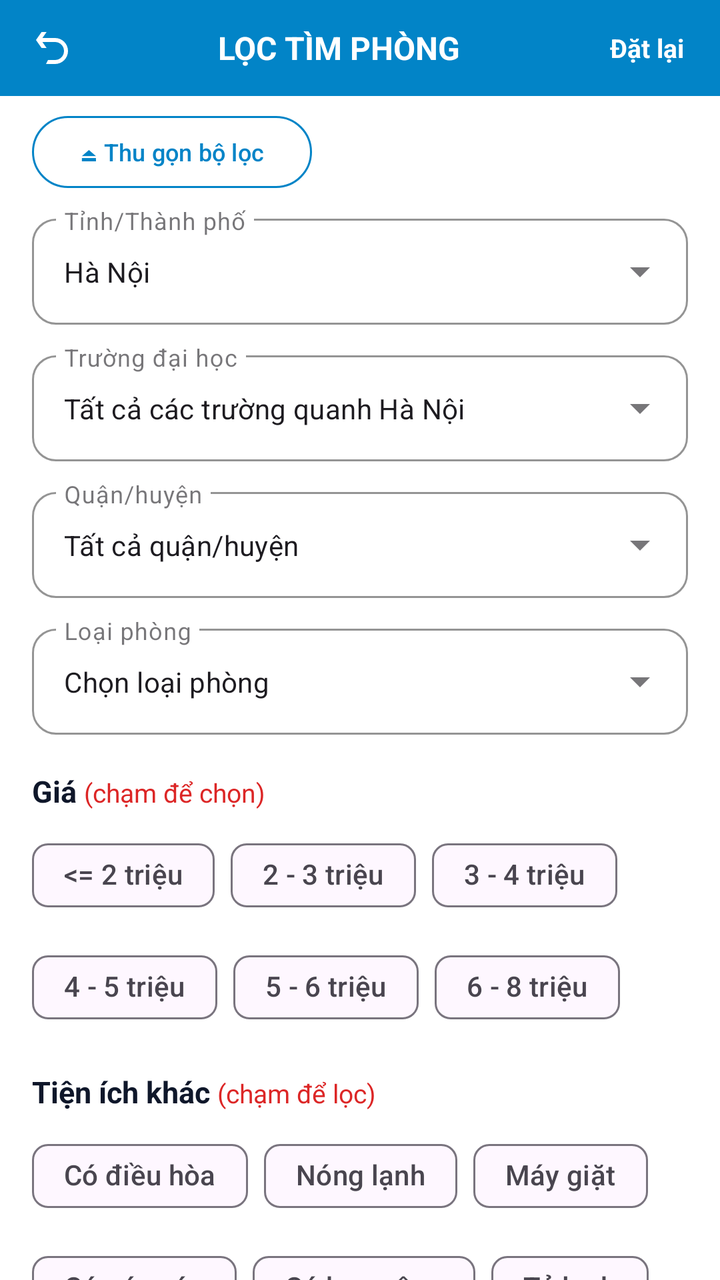
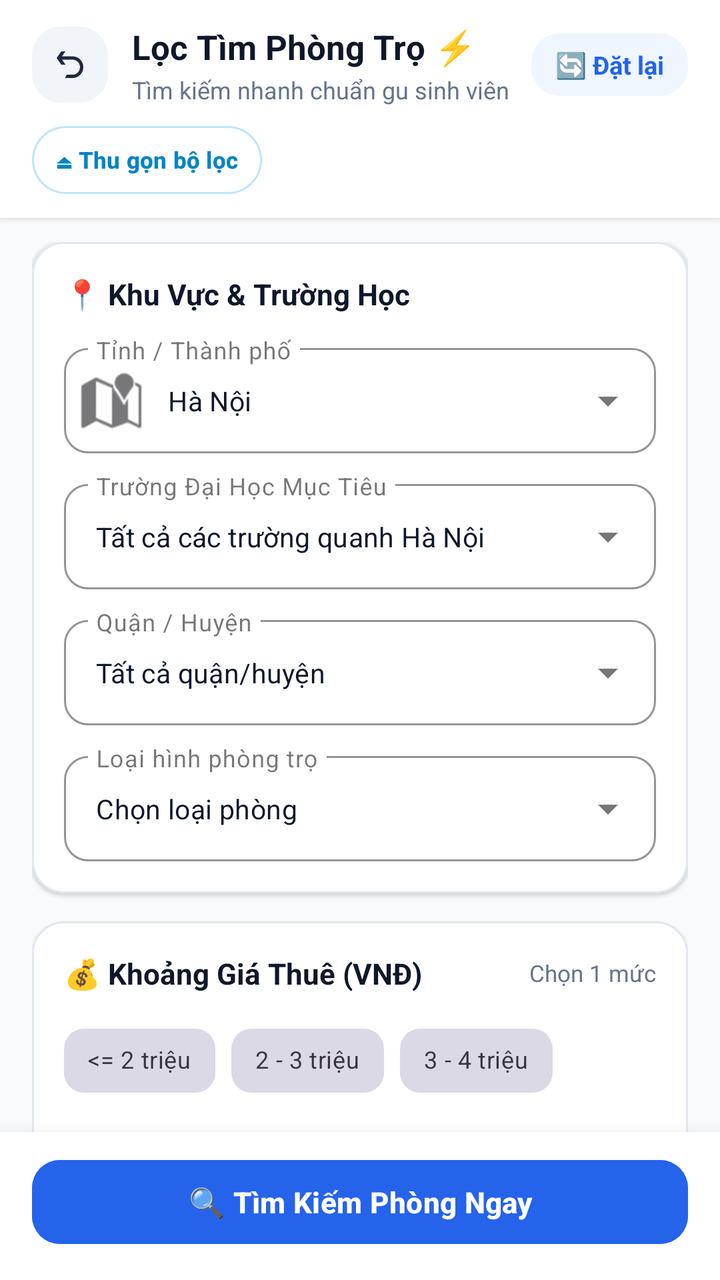

An Android layout rendered at two revisions. The XML below is the earlier revision; the diff shows what the commit changed to produce the second picture.
<!-- AndroidManifest.xml: application theme Theme.UniStay -->
<!-- res/layout/fragment_search.xml -->
<?xml version="1.0" encoding="utf-8"?>
<androidx.coordinatorlayout.widget.CoordinatorLayout
    xmlns:android="http://schemas.android.com/apk/res/android"
    xmlns:app="http://schemas.android.com/apk/res-auto"
    android:layout_width="match_parent"
    android:layout_height="match_parent"
    android:background="#FFFFFF">

    <LinearLayout
        android:layout_width="match_parent"
        android:layout_height="match_parent"
        android:orientation="vertical">

        
        <LinearLayout
            android:layout_width="match_parent"
            android:layout_height="48dp"
            android:background="#0284C7"
            android:gravity="center_vertical"
            android:orientation="horizontal"
            android:paddingHorizontal="14dp">

            
            <ImageView
                android:id="@+id/btnBack"
                android:layout_width="24dp"
                android:layout_height="24dp"
                android:background="?attr/selectableItemBackgroundBorderless"
                android:contentDescription="Back"
                android:src="@drawable/ic_back_custom"
                app:tint="#FFFFFF" />

            <TextView
                android:layout_width="0dp"
                android:layout_height="wrap_content"
                android:layout_weight="1"
                android:gravity="center"
                android:text="LỌC TÌM PHÒNG"
                android:textColor="#FFFFFF"
                android:textSize="16sp"
                android:textStyle="bold" />

            <TextView
                android:id="@+id/tvResetFilter"
                android:layout_width="wrap_content"
                android:layout_height="wrap_content"
                android:background="?attr/selectableItemBackgroundBorderless"
                android:padding="4dp"
                android:text="Đặt lại"
                android:textColor="#FFFFFF"
                android:textSize="13sp"
                android:textStyle="bold" />
        </LinearLayout>

        
        <LinearLayout
            android:layout_width="match_parent"
            android:layout_height="wrap_content"
            android:gravity="center_vertical"
            android:orientation="horizontal"
            android:paddingHorizontal="16dp"
            android:paddingVertical="10dp">

            <com.google.android.material.button.MaterialButton
                android:id="@+id/btnToggleFilter"
                style="@style/Widget.Material3.Button.OutlinedButton"
                android:layout_width="wrap_content"
                android:layout_height="36dp"
                android:insetTop="0dp"
                android:insetBottom="0dp"
                android:text="⏏ Thu gọn bộ lọc"
                android:textColor="#0284C7"
                android:textSize="12sp"
                app:cornerRadius="18dp"
                app:strokeColor="#0284C7" />

            <View
                android:layout_width="0dp"
                android:layout_height="1dp"
                android:layout_weight="1" />

            <TextView
                android:id="@+id/tvRoomCount"
                android:layout_width="wrap_content"
                android:layout_height="wrap_content"
                android:textColor="#475569"
                android:textSize="13sp" />
        </LinearLayout>

        
        <androidx.core.widget.NestedScrollView
            android:layout_width="match_parent"
            android:layout_height="0dp"
            android:layout_weight="1"
            android:fillViewport="true">

            <LinearLayout
                android:id="@+id/layoutFilterForm"
                android:layout_width="match_parent"
                android:layout_height="wrap_content"
                android:orientation="vertical"
                android:paddingHorizontal="16dp"
                android:paddingBottom="80dp">

                
                <com.google.android.material.textfield.TextInputLayout
                    style="@style/Widget.MaterialComponents.TextInputLayout.OutlinedBox.ExposedDropdownMenu"
                    android:layout_width="match_parent"
                    android:layout_height="wrap_content"
                    android:hint="Tỉnh/Thành phố"
                    app:boxCornerRadiusBottomEnd="12dp"
                    app:boxCornerRadiusBottomStart="12dp"
                    app:boxCornerRadiusTopEnd="12dp"
                    app:boxCornerRadiusTopStart="12dp"
                    app:boxStrokeColor="#38BDF8">

                    <AutoCompleteTextView
                        android:id="@+id/actvCity"
                        android:layout_width="match_parent"
                        android:layout_height="wrap_content"
                        android:inputType="none"
                        android:text="Hà Nội"
                        android:textSize="14sp" />
                </com.google.android.material.textfield.TextInputLayout>

                
                <com.google.android.material.textfield.TextInputLayout
                    style="@style/Widget.MaterialComponents.TextInputLayout.OutlinedBox.ExposedDropdownMenu"
                    android:layout_width="match_parent"
                    android:layout_height="wrap_content"
                    android:layout_marginTop="10dp"
                    android:hint="Trường đại học"
                    app:boxCornerRadiusBottomEnd="12dp"
                    app:boxCornerRadiusBottomStart="12dp"
                    app:boxCornerRadiusTopEnd="12dp"
                    app:boxCornerRadiusTopStart="12dp"
                    app:boxStrokeColor="#38BDF8">

                    <AutoCompleteTextView
                        android:id="@+id/actvUniversity"
                        android:layout_width="match_parent"
                        android:layout_height="wrap_content"
                        android:inputType="none"
                        android:text="Tất cả các trường quanh Hà Nội"
                        android:textSize="14sp" />
                </com.google.android.material.textfield.TextInputLayout>

                
                <com.google.android.material.textfield.TextInputLayout
                    style="@style/Widget.MaterialComponents.TextInputLayout.OutlinedBox.ExposedDropdownMenu"
                    android:layout_width="match_parent"
                    android:layout_height="wrap_content"
                    android:layout_marginTop="10dp"
                    android:hint="Quận/huyện"
                    app:boxCornerRadiusBottomEnd="12dp"
                    app:boxCornerRadiusBottomStart="12dp"
                    app:boxCornerRadiusTopEnd="12dp"
                    app:boxCornerRadiusTopStart="12dp"
                    app:boxStrokeColor="#38BDF8">

                    <AutoCompleteTextView
                        android:id="@+id/actvDistrict"
                        android:layout_width="match_parent"
                        android:layout_height="wrap_content"
                        android:inputType="none"
                        android:text="Tất cả quận/huyện"
                        android:textSize="14sp" />
                </com.google.android.material.textfield.TextInputLayout>

                
                <com.google.android.material.textfield.TextInputLayout
                    style="@style/Widget.MaterialComponents.TextInputLayout.OutlinedBox.ExposedDropdownMenu"
                    android:layout_width="match_parent"
                    android:layout_height="wrap_content"
                    android:layout_marginTop="10dp"
                    android:hint="Loại phòng"
                    app:boxCornerRadiusBottomEnd="12dp"
                    app:boxCornerRadiusBottomStart="12dp"
                    app:boxCornerRadiusTopEnd="12dp"
                    app:boxCornerRadiusTopStart="12dp"
                    app:boxStrokeColor="#38BDF8">

                    <AutoCompleteTextView
                        android:id="@+id/actvRoomType"
                        android:layout_width="match_parent"
                        android:layout_height="wrap_content"
                        android:inputType="none"
                        android:text="Chọn loại phòng"
                        android:textSize="14sp" />
                </com.google.android.material.textfield.TextInputLayout>

                
                <LinearLayout
                    android:layout_width="match_parent"
                    android:layout_height="wrap_content"
                    android:layout_marginTop="18dp"
                    android:orientation="horizontal">

                    <TextView
                        android:layout_width="wrap_content"
                        android:layout_height="wrap_content"
                        android:text="Giá "
                        android:textColor="#0F172A"
                        android:textSize="15sp"
                        android:textStyle="bold" />

                    <TextView
                        android:layout_width="wrap_content"
                        android:layout_height="wrap_content"
                        android:text="(chạm để chọn)"
                        android:textColor="#DC2626"
                        android:textSize="13sp" />
                </LinearLayout>

                <com.google.android.material.chip.ChipGroup
                    android:id="@+id/chipGroupPrice"
                    android:layout_width="match_parent"
                    android:layout_height="wrap_content"
                    android:layout_marginTop="8dp"
                    app:singleSelection="true">

                    <com.google.android.material.chip.Chip
                        android:id="@+id/chipPriceUnder2"
                        style="@style/Widget.Material3.Chip.Filter"
                        android:layout_width="wrap_content"
                        android:layout_height="wrap_content"
                        android:checkable="true"
                        android:text="&lt;= 2 triệu" />

                    <com.google.android.material.chip.Chip
                        android:id="@+id/chipPrice2to3"
                        style="@style/Widget.Material3.Chip.Filter"
                        android:layout_width="wrap_content"
                        android:layout_height="wrap_content"
                        android:checkable="true"
                        android:text="2 - 3 triệu" />

                    <com.google.android.material.chip.Chip
                        android:id="@+id/chipPrice3to4"
                        style="@style/Widget.Material3.Chip.Filter"
                        android:layout_width="wrap_content"
                        android:layout_height="wrap_content"
                        android:checkable="true"
                        android:text="3 - 4 triệu" />

                    <com.google.android.material.chip.Chip
                        android:id="@+id/chipPrice4to5"
                        style="@style/Widget.Material3.Chip.Filter"
                        android:layout_width="wrap_content"
                        android:layout_height="wrap_content"
                        android:checkable="true"
                        android:text="4 - 5 triệu" />

                    <com.google.android.material.chip.Chip
                        android:id="@+id/chipPrice5to6"
                        style="@style/Widget.Material3.Chip.Filter"
                        android:layout_width="wrap_content"
                        android:layout_height="wrap_content"
                        android:checkable="true"
                        android:text="5 - 6 triệu" />

                    <com.google.android.material.chip.Chip
                        android:id="@+id/chipPrice6to8"
                        style="@style/Widget.Material3.Chip.Filter"
                        android:layout_width="wrap_content"
                        android:layout_height="wrap_content"
                        android:checkable="true"
                        android:text="6 - 8 triệu" />
                </com.google.android.material.chip.ChipGroup>

                
                <LinearLayout
                    android:layout_width="match_parent"
                    android:layout_height="wrap_content"
                    android:layout_marginTop="18dp"
                    android:orientation="horizontal">

                    <TextView
                        android:layout_width="wrap_content"
                        android:layout_height="wrap_content"
                        android:text="Tiện ích khác "
                        android:textColor="#0F172A"
                        android:textSize="15sp"
                        android:textStyle="bold" />

                    <TextView
                        android:layout_width="wrap_content"
                        android:layout_height="wrap_content"
                        android:text="(chạm để lọc)"
                        android:textColor="#DC2626"
                        android:textSize="13sp" />
                </LinearLayout>

                <com.google.android.material.chip.ChipGroup
                    android:id="@+id/chipGroupAmenities"
                    android:layout_width="match_parent"
                    android:layout_height="wrap_content"
                    android:layout_marginTop="8dp"
                    app:singleSelection="false">

                    
                    <com.google.android.material.chip.Chip
                        android:id="@+id/chipAc"
                        style="@style/Widget.Material3.Chip.Filter"
                        android:layout_width="wrap_content"
                        android:layout_height="wrap_content"
                        android:checkable="true"
                        android:text="Có điều hòa" />

                    <com.google.android.material.chip.Chip
                        android:id="@+id/chipHotWater"
                        style="@style/Widget.Material3.Chip.Filter"
                        android:layout_width="wrap_content"
                        android:layout_height="wrap_content"
                        android:checkable="true"
                        android:text="Nóng lạnh" />

                    <com.google.android.material.chip.Chip
                        android:id="@+id/chipWashing"
                        style="@style/Widget.Material3.Chip.Filter"
                        android:layout_width="wrap_content"
                        android:layout_height="wrap_content"
                        android:checkable="true"
                        android:text="Máy giặt" />

                    <com.google.android.material.chip.Chip
                        android:id="@+id/chipMezzanine"
                        style="@style/Widget.Material3.Chip.Filter"
                        android:layout_width="wrap_content"
                        android:layout_height="wrap_content"
                        android:checkable="true"
                        android:text="Có gác xép" />

                    <com.google.android.material.chip.Chip
                        android:id="@+id/chipBalcony"
                        style="@style/Widget.Material3.Chip.Filter"
                        android:layout_width="wrap_content"
                        android:layout_height="wrap_content"
                        android:checkable="true"
                        android:text="Có ban công" />

                    <com.google.android.material.chip.Chip
                        android:id="@+id/chipFridge"
                        style="@style/Widget.Material3.Chip.Filter"
                        android:layout_width="wrap_content"
                        android:layout_height="wrap_content"
                        android:checkable="true"
                        android:text="Tủ lạnh" />

                    <com.google.android.material.chip.Chip
                        android:id="@+id/chipElevator"
                        style="@style/Widget.Material3.Chip.Filter"
                        android:layout_width="wrap_content"
                        android:layout_height="wrap_content"
                        android:checkable="true"
                        android:text="Thang máy" />

                    
                    <com.google.android.material.chip.Chip
                        android:id="@+id/chipFreeHours"
                        style="@style/Widget.Material3.Chip.Filter"
                        android:layout_width="wrap_content"
                        android:layout_height="wrap_content"
                        android:checkable="true"
                        android:text="Giờ tự do" />

                    <com.google.android.material.chip.Chip
                        android:id="@+id/chipNoOwner"
                        style="@style/Widget.Material3.Chip.Filter"
                        android:layout_width="wrap_content"
                        android:layout_height="wrap_content"
                        android:checkable="true"
                        android:text="Không chung chủ" />

                    <com.google.android.material.chip.Chip
                        android:id="@+id/chipSecurity"
                        style="@style/Widget.Material3.Chip.Filter"
                        android:layout_width="wrap_content"
                        android:layout_height="wrap_content"
                        android:checkable="true"
                        android:text="Bảo vệ 24/7" />

                    <com.google.android.material.chip.Chip
                        android:id="@+id/chipParking"
                        style="@style/Widget.Material3.Chip.Filter"
                        android:layout_width="wrap_content"
                        android:layout_height="wrap_content"
                        android:checkable="true"
                        android:text="Chỗ để xe" />

                    <com.google.android.material.chip.Chip
                        android:id="@+id/chipEvCharging"
                        style="@style/Widget.Material3.Chip.Filter"
                        android:layout_width="wrap_content"
                        android:layout_height="wrap_content"
                        android:checkable="true"
                        android:text="Nhận xe điện" />

                    <com.google.android.material.chip.Chip
                        android:id="@+id/chipPet"
                        style="@style/Widget.Material3.Chip.Filter"
                        android:layout_width="wrap_content"
                        android:layout_height="wrap_content"
                        android:checkable="true"
                        android:text="Nuôi thú cưng" />
                </com.google.android.material.chip.ChipGroup>

                
                <com.google.android.material.button.MaterialButton
                    android:id="@+id/btnApply"
                    android:layout_width="match_parent"
                    android:layout_height="48dp"
                    android:layout_marginTop="20dp"
                    android:backgroundTint="#0284C7"
                    android:text="Áp dụng tìm kiếm"
                    android:textColor="#FFFFFF"
                    android:textSize="15sp"
                    android:textStyle="bold"
                    app:cornerRadius="24dp" />

            </LinearLayout>
        </androidx.core.widget.NestedScrollView>
    </LinearLayout>
</androidx.coordinatorlayout.widget.CoordinatorLayout>
<!-- resources referenced by this layout -->
<resources>
  <!-- drawable ic_back_custom (drawable) -->
  <vector xmlns:android="http://schemas.android.com/apk/res/android"
      android:width="24dp"
      android:height="24dp"
      android:viewportWidth="24"
      android:viewportHeight="24"
      android:tint="?attr/colorControlNormal">
      <path
          android:fillColor="@android:color/white"
          android:pathData="M4.4 7.4L6.8 4h2.5L7.2 7h6.3a6.5 6.5 0 0 1 0 13H9l1-2h3.5a4.5 4.5 0 1 0 0-9H7.2l2.1 3H6.8L4.4 8.6L4 8z" />
  </vector>
  <style name="Theme.UniStay" parent="Base.Theme.UniStay" />
  <style name="Base.Theme.UniStay" parent="Theme.Material3.Light.NoActionBar">
          
          <item name="colorPrimary">@color/primaryColor</item>
          <item name="colorPrimaryVariant">@color/primaryDarkColor</item>
          <item name="colorOnPrimary">@color/white</item>
          <item name="colorSecondary">@color/colorAccent</item>
          <item name="colorSecondaryVariant">@color/primaryColor</item>
          <item name="colorOnSecondary">@color/white</item>
          
          <item name="android:statusBarColor">@color/primaryDarkColor</item>
      </style>
  <color name="primaryColor">#2563EB</color>
  <color name="primaryDarkColor">#1E40AF</color>
  <color name="white">#FFFFFF</color>
  <color name="colorAccent">#3B82F6</color>
</resources>

<!-- the commit's change to res/layout/fragment_search.xml (unified diff, before → after) -->
@@ -4,7 +4,7 @@
     xmlns:app="http://schemas.android.com/apk/res-auto"
     android:layout_width="match_parent"
     android:layout_height="match_parent"
-    android:background="#FFFFFF">
+    android:background="#F8FAFC">
 
     <LinearLayout
         android:layout_width="match_parent"
@@ -14,411 +14,572 @@
         
         <LinearLayout
             android:layout_width="match_parent"
-            android:layout_height="48dp"
-            android:background="#0284C7"
-            android:gravity="center_vertical"
-            android:orientation="horizontal"
-            android:paddingHorizontal="14dp">
-
-            
-            <ImageView
-                android:id="@+id/btnBack"
-                android:layout_width="24dp"
-                android:layout_height="24dp"
-                android:background="?attr/selectableItemBackgroundBorderless"
-                android:contentDescription="Back"
-                android:src="@drawable/ic_back_custom"
-                app:tint="#FFFFFF" />
-
-            <TextView
-                android:layout_width="0dp"
-                android:layout_height="wrap_content"
-                android:layout_weight="1"
-                android:gravity="center"
-                android:text="LỌC TÌM PHÒNG"
-                android:textColor="#FFFFFF"
-                android:textSize="16sp"
-                android:textStyle="bold" />
-
-            <TextView
-                android:id="@+id/tvResetFilter"
-                android:layout_width="wrap_content"
-                android:layout_height="wrap_content"
-                android:background="?attr/selectableItemBackgroundBorderless"
-                android:padding="4dp"
-                android:text="Đặt lại"
-                android:textColor="#FFFFFF"
-                android:textSize="13sp"
-                android:textStyle="bold" />
-        </LinearLayout>
-
-        
-        <LinearLayout
-            android:layout_width="match_parent"
             android:layout_height="wrap_content"
-            android:gravity="center_vertical"
-            android:orientation="horizontal"
+            android:background="#FFFFFF"
+            android:elevation="2dp"
+            android:orientation="vertical"
             android:paddingHorizontal="16dp"
-            android:paddingVertical="10dp">
-
-            <com.google.android.material.button.MaterialButton
-                android:id="@+id/btnToggleFilter"
-                style="@style/Widget.Material3.Button.OutlinedButton"
-                android:layout_width="wrap_content"
-                android:layout_height="36dp"
-                android:insetTop="0dp"
-                android:insetBottom="0dp"
-                android:text="⏏ Thu gọn bộ lọc"
-                android:textColor="#0284C7"
-                android:textSize="12sp"
-                app:cornerRadius="18dp"
-                app:strokeColor="#0284C7" />
-
-            <View
-                android:layout_width="0dp"
-                android:layout_height="1dp"
-                android:layout_weight="1" />
-
-            <TextView
-                android:id="@+id/tvRoomCount"
-                android:layout_width="wrap_content"
-                android:layout_height="wrap_content"
-                android:textColor="#475569"
-                android:textSize="13sp" />
-        </LinearLayout>
-
-        
-        <androidx.core.widget.NestedScrollView
-            android:layout_width="match_parent"
-            android:layout_height="0dp"
-            android:layout_weight="1"
-            android:fillViewport="true">
+            android:paddingTop="12dp"
+            android:paddingBottom="12dp">
 
             <LinearLayout
-                android:id="@+id/layoutFilterForm"
                 android:layout_width="match_parent"
                 android:layout_height="wrap_content"
-                android:orientation="vertical"
-                android:paddingHorizontal="16dp"
-                android:paddingBottom="80dp">
-
-                
-                <com.google.android.material.textfield.TextInputLayout
-                    style="@style/Widget.MaterialComponents.TextInputLayout.OutlinedBox.ExposedDropdownMenu"
-                    android:layout_width="match_parent"
+                android:gravity="center_vertical"
+                android:orientation="horizontal">
+
+                <ImageView
+                    android:id="@+id/btnBack"
+                    android:layout_width="38dp"
+                    android:layout_height="38dp"
+                    android:background="@drawable/bg_search_bar"
+                    android:backgroundTint="#F1F5F9"
+                    android:contentDescription="Back"
+                    android:padding="9dp"
+                    android:src="@drawable/ic_back_custom"
+                    app:tint="#1E293B" />
+
+                <LinearLayout
+                    android:layout_width="0dp"
                     android:layout_height="wrap_content"
-                    android:hint="Tỉnh/Thành phố"
-                    app:boxCornerRadiusBottomEnd="12dp"
-                    app:boxCornerRadiusBottomStart="12dp"
-                    app:boxCornerRadiusTopEnd="12dp"
-                    app:boxCornerRadiusTopStart="12dp"
-                    app:boxStrokeColor="#38BDF8">
-
-                    <AutoCompleteTextView
-                        android:id="@+id/actvCity"
-                        android:layout_width="match_parent"
-                        android:layout_height="wrap_content"
-                        android:inputType="none"
-                        android:text="Hà Nội"
-                        android:textSize="14sp" />
-                </com.google.android.material.textfield.TextInputLayout>
-
-                
-                <com.google.android.material.textfield.TextInputLayout
-                    style="@style/Widget.MaterialComponents.TextInputLayout.OutlinedBox.ExposedDropdownMenu"
-                    android:layout_width="match_parent"
-                    android:layout_height="wrap_content"
-                    android:layout_marginTop="10dp"
-                    android:hint="Trường đại học"
-                    app:boxCornerRadiusBottomEnd="12dp"
-                    app:boxCornerRadiusBottomStart="12dp"
-                    app:boxCornerRadiusTopEnd="12dp"
-                    app:boxCornerRadiusTopStart="12dp"
-                    app:boxStrokeColor="#38BDF8">
-
-                    <AutoCompleteTextView
-                        android:id="@+id/actvUniversity"
-                        android:layout_width="match_parent"
-                        android:layout_height="wrap_content"
-                        android:inputType="none"
-                        android:text="Tất cả các trường quanh Hà Nội"
-                        android:textSize="14sp" />
-                </com.google.android.material.textfield.TextInputLayout>
-
-                
-                <com.google.android.material.textfield.TextInputLayout
-                    style="@style/Widget.MaterialComponents.TextInputLayout.OutlinedBox.ExposedDropdownMenu"
-                    android:layout_width="match_parent"
-                    android:layout_height="wrap_content"
-                    android:layout_marginTop="10dp"
-                    android:hint="Quận/huyện"
-                    app:boxCornerRadiusBottomEnd="12dp"
-                    app:boxCornerRadiusBottomStart="12dp"
-                    app:boxCornerRadiusTopEnd="12dp"
-                    app:boxCornerRadiusTopStart="12dp"
-                    app:boxStrokeColor="#38BDF8">
-
-                    <AutoCompleteTextView
-                        android:id="@+id/actvDistrict"
-                        android:layout_width="match_parent"
-                        android:layout_height="wrap_content"
-                        android:inputType="none"
-                        android:text="Tất cả quận/huyện"
-                        android:textSize="14sp" />
-                </com.google.android.material.textfield.TextInputLayout>
-
-                
-                <com.google.android.material.textfield.TextInputLayout
-                    style="@style/Widget.MaterialComponents.TextInputLayout.OutlinedBox.ExposedDropdownMenu"
-                    android:layout_width="match_parent"
-                    android:layout_height="wrap_content"
-                    android:layout_marginTop="10dp"
-                    android:hint="Loại phòng"
-                    app:boxCornerRadiusBottomEnd="12dp"
-                    app:boxCornerRadiusBottomStart="12dp"
-                    app:boxCornerRadiusTopEnd="12dp"
-                    app:boxCornerRadiusTopStart="12dp"
-                    app:boxStrokeColor="#38BDF8">
-
-                    <AutoCompleteTextView
-                        android:id="@+id/actvRoomType"
-                        android:layout_width="match_parent"
-                        android:layout_height="wrap_content"
-                        android:inputType="none"
-                        android:text="Chọn loại phòng"
-                        android:textSize="14sp" />
-                </com.google.android.material.textfield.TextInputLayout>
-
-                
-                <LinearLayout
-                    android:layout_width="match_parent"
-                    android:layout_height="wrap_content"
-                    android:layout_marginTop="18dp"
-                    android:orientation="horizontal">
+                    android:layout_marginStart="12dp"
+                    android:layout_weight="1"
+                    android:orientation="vertical">
 
                     <TextView
                         android:layout_width="wrap_content"
                         android:layout_height="wrap_content"
-                        android:text="Giá "
+                        android:text="Lọc Tìm Phòng Trọ ⚡"
                         android:textColor="#0F172A"
-                        android:textSize="15sp"
+                        android:textSize="17sp"
                         android:textStyle="bold" />
 
                     <TextView
                         android:layout_width="wrap_content"
                         android:layout_height="wrap_content"
-                        android:text="(chạm để chọn)"
-                        android:textColor="#DC2626"
-                        android:textSize="13sp" />
+                        android:layout_marginTop="2dp"
+                        android:text="Tìm kiếm nhanh chuẩn gu sinh viên"
+                        android:textColor="#64748B"
+                        android:textSize="12sp" />
                 </LinearLayout>
 
-                <com.google.android.material.chip.ChipGroup
-                    android:id="@+id/chipGroupPrice"
+                
+                <TextView
+                    android:id="@+id/tvResetFilter"
+                    android:layout_width="wrap_content"
+                    android:layout_height="wrap_content"
+                    android:background="@drawable/bg_search_bar"
+                    android:backgroundTint="#EFF6FF"
+                    android:clickable="true"
+                    android:focusable="true"
+                    android:paddingHorizontal="12dp"
+                    android:paddingVertical="7dp"
+                    android:text="🔄 Đặt lại"
+                    android:textColor="#2563EB"
+                    android:textSize="12.5sp"
+                    android:textStyle="bold" />
+            </LinearLayout>
+
+            
+            <LinearLayout
+                android:layout_width="match_parent"
+                android:layout_height="wrap_content"
+                android:layout_marginTop="10dp"
+                android:gravity="center_vertical"
+                android:orientation="horizontal">
+
+                <com.google.android.material.button.MaterialButton
+                    android:id="@+id/btnToggleFilter"
+                    style="@style/Widget.Material3.Button.OutlinedButton"
+                    android:layout_width="wrap_content"
+                    android:layout_height="34dp"
+                    android:insetTop="0dp"
+                    android:insetBottom="0dp"
+                    android:paddingHorizontal="12dp"
+                    android:text="⏏ Thu gọn bộ lọc"
+                    android:textColor="#0284C7"
+                    android:textSize="11.5sp"
+                    android:textStyle="bold"
+                    app:cornerRadius="17dp"
+                    app:strokeColor="#BAE6FD" />
+
+                <View
+                    android:layout_width="0dp"
+                    android:layout_height="1dp"
+                    android:layout_weight="1" />
+
+                <TextView
+                    android:id="@+id/tvRoomCount"
+                    android:layout_width="wrap_content"
+                    android:layout_height="wrap_content"
+                    android:textColor="#64748B"
+                    android:textSize="12.5sp" />
+            </LinearLayout>
+        </LinearLayout>
+
+        
+        <FrameLayout
+            android:layout_width="match_parent"
+            android:layout_height="0dp"
+            android:layout_weight="1">
+
+            <androidx.core.widget.NestedScrollView
+                android:layout_width="match_parent"
+                android:layout_height="match_parent"
+                android:fillViewport="true">
+
+                <LinearLayout
+                    android:id="@+id/layoutFilterForm"
                     android:layout_width="match_parent"
                     android:layout_height="wrap_content"
-                    android:layout_marginTop="8dp"
-                    app:singleSelection="true">
-
-                    <com.google.android.material.chip.Chip
-                        android:id="@+id/chipPriceUnder2"
-                        style="@style/Widget.Material3.Chip.Filter"
-                        android:layout_width="wrap_content"
+                    android:orientation="vertical"
+                    android:paddingHorizontal="16dp"
+                    android:paddingTop="12dp"
+                    android:paddingBottom="90dp">
+
+                    
+                    <com.google.android.material.card.MaterialCardView
+                        android:layout_width="match_parent"
                         android:layout_height="wrap_content"
-                        android:checkable="true"
-                        android:text="&lt;= 2 triệu" />
-
-                    <com.google.android.material.chip.Chip
-                        android:id="@+id/chipPrice2to3"
-                        style="@style/Widget.Material3.Chip.Filter"
-                        android:layout_width="wrap_content"
+                        app:cardBackgroundColor="#FFFFFF"
+                        app:cardCornerRadius="16dp"
+                        app:cardElevation="1dp"
+                        app:strokeColor="#E2E8F0"
+                        app:strokeWidth="1dp">
+
+                        <LinearLayout
+                            android:layout_width="match_parent"
+                            android:layout_height="wrap_content"
+                            android:orientation="vertical"
+                            android:padding="16dp">
+
+                            <LinearLayout
+                                android:layout_width="match_parent"
+                                android:layout_height="wrap_content"
+                                android:gravity="center_vertical"
+                                android:orientation="horizontal">
+
+                                <TextView
+                                    android:layout_width="wrap_content"
+                                    android:layout_height="wrap_content"
+                                    android:text="📍 Khu Vực &amp; Trường Học"
+                                    android:textColor="#0F172A"
+                                    android:textSize="14.5sp"
+                                    android:textStyle="bold" />
+                            </LinearLayout>
+
+                            
+                            <com.google.android.material.textfield.TextInputLayout
+                                style="@style/Widget.MaterialComponents.TextInputLayout.OutlinedBox.ExposedDropdownMenu"
+                                android:layout_width="match_parent"
+                                android:layout_height="wrap_content"
+                                android:layout_marginTop="12dp"
+                                android:hint="Tỉnh / Thành phố"
+                                app:boxCornerRadiusBottomEnd="12dp"
+                                app:boxCornerRadiusBottomStart="12dp"
+                                app:boxCornerRadiusTopEnd="12dp"
+                                app:boxCornerRadiusTopStart="12dp"
+                                app:boxStrokeColor="#2563EB"
+                                app:startIconDrawable="@android:drawable/ic_dialog_map">
+
+                                <AutoCompleteTextView
+                                    android:id="@+id/actvCity"
+                                    android:layout_width="match_parent"
+                                    android:layout_height="wrap_content"
+                                    android:inputType="none"
+                                    android:text="Hà Nội"
+                                    android:textColor="#0F172A"
+                                    android:textSize="13.5sp" />
+                            </com.google.android.material.textfield.TextInputLayout>
+
+                            
+                            <com.google.android.material.textfield.TextInputLayout
+                                style="@style/Widget.MaterialComponents.TextInputLayout.OutlinedBox.ExposedDropdownMenu"
+                                android:layout_width="match_parent"
+                                android:layout_height="wrap_content"
+                                android:layout_marginTop="10dp"
+                                android:hint="Trường Đại Học Mục Tiêu"
+                                app:boxCornerRadiusBottomEnd="12dp"
+                                app:boxCornerRadiusBottomStart="12dp"
+                                app:boxCornerRadiusTopEnd="12dp"
+                                app:boxCornerRadiusTopStart="12dp"
+                                app:boxStrokeColor="#2563EB">
+
+                                <AutoCompleteTextView
+                                    android:id="@+id/actvUniversity"
+                                    android:layout_width="match_parent"
+                                    android:layout_height="wrap_content"
+                                    android:inputType="none"
+                                    android:text="Tất cả các trường quanh Hà Nội"
+                                    android:textColor="#0F172A"
+                                    android:textSize="13.5sp" />
+                            </com.google.android.material.textfield.TextInputLayout>
+
+                            
+                            <com.google.android.material.textfield.TextInputLayout
+                                style="@style/Widget.MaterialComponents.TextInputLayout.OutlinedBox.ExposedDropdownMenu"
+                                android:layout_width="match_parent"
+                                android:layout_height="wrap_content"
+                                android:layout_marginTop="10dp"
+                                android:hint="Quận / Huyện"
+                                app:boxCornerRadiusBottomEnd="12dp"
+                                app:boxCornerRadiusBottomStart="12dp"
+                                app:boxCornerRadiusTopEnd="12dp"
+                                app:boxCornerRadiusTopStart="12dp"
+                                app:boxStrokeColor="#2563EB">
+
+                                <AutoCompleteTextView
+                                    android:id="@+id/actvDistrict"
+                                    android:layout_width="match_parent"
+                                    android:layout_height="wrap_content"
+                                    android:inputType="none"
+                                    android:text="Tất cả quận/huyện"
+                                    android:textColor="#0F172A"
+                                    android:textSize="13.5sp" />
+                            </com.google.android.material.textfield.TextInputLayout>
+
+                            
+                            <com.google.android.material.textfield.TextInputLayout
+                                style="@style/Widget.MaterialComponents.TextInputLayout.OutlinedBox.ExposedDropdownMenu"
+                                android:layout_width="match_parent"
+                                android:layout_height="wrap_content"
+                                android:layout_marginTop="10dp"
+                                android:hint="Loại hình phòng trọ"
+                                app:boxCornerRadiusBottomEnd="12dp"
+                                app:boxCornerRadiusBottomStart="12dp"
+                                app:boxCornerRadiusTopEnd="12dp"
+                                app:boxCornerRadiusTopStart="12dp"
+                                app:boxStrokeColor="#2563EB">
+
+                                <AutoCompleteTextView
+                                    android:id="@+id/actvRoomType"
+                                    android:layout_width="match_parent"
+                                    android:layout_height="wrap_content"
+                                    android:inputType="none"
+                                    android:text="Chọn loại phòng"
+                                    android:textColor="#0F172A"
+                                    android:textSize="13.5sp" />
+                            </com.google.android.material.textfield.TextInputLayout>
+
+                        </LinearLayout>
+                    </com.google.android.material.card.MaterialCardView>
+
+                    
+                    <com.google.android.material.card.MaterialCardView
+                        android:layout_width="match_parent"
                         android:layout_height="wrap_content"
-                        android:checkable="true"
-                        android:text="2 - 3 triệu" />
-
-                    <com.google.android.material.chip.Chip
-                        android:id="@+id/chipPrice3to4"
-                        style="@style/Widget.Material3.Chip.Filter"
-                        android:layout_width="wrap_content"
+                        android:layout_marginTop="14dp"
+                        app:cardBackgroundColor="#FFFFFF"
+                        app:cardCornerRadius="16dp"
+                        app:cardElevation="1dp"
+                        app:strokeColor="#E2E8F0"
+                        app:strokeWidth="1dp">
+
+                        <LinearLayout
+                            android:layout_width="match_parent"
+                            android:layout_height="wrap_content"
+                            android:orientation="vertical"
+                            android:padding="16dp">
+
+                            <LinearLayout
+                                android:layout_width="match_parent"
+                                android:layout_height="wrap_content"
+                                android:gravity="center_vertical"
+                                android:orientation="horizontal">
+
+                                <TextView
+                                    android:layout_width="0dp"
+                                    android:layout_height="wrap_content"
+                                    android:layout_weight="1"
+                                    android:text="💰 Khoảng Giá Thuê (VNĐ)"
+                                    android:textColor="#0F172A"
+                                    android:textSize="14.5sp"
+                                    android:textStyle="bold" />
+
+                                <TextView
+                                    android:layout_width="wrap_content"
+                                    android:layout_height="wrap_content"
+                                    android:text="Chọn 1 mức"
+                                    android:textColor="#64748B"
+                                    android:textSize="11.5sp" />
+                            </LinearLayout>
+
+                            <com.google.android.material.chip.ChipGroup
+                                android:id="@+id/chipGroupPrice"
+                                android:layout_width="match_parent"
+                                android:layout_height="wrap_content"
+                                android:layout_marginTop="10dp"
+                                app:singleSelection="true">
+
+                                <com.google.android.material.chip.Chip
+                                    android:id="@+id/chipPriceUnder2"
+                                    style="@style/Widget.MaterialComponents.Chip.Choice"
+                                    android:layout_width="wrap_content"
+                                    android:layout_height="wrap_content"
+                                    android:text="&lt;= 2 triệu"
+                                    android:textSize="12sp"
+                                    app:chipCornerRadius="10dp" />
+
+                                <com.google.android.material.chip.Chip
+                                    android:id="@+id/chipPrice2to3"
+                                    style="@style/Widget.MaterialComponents.Chip.Choice"
+                                    android:layout_width="wrap_content"
+                                    android:layout_height="wrap_content"
+                                    android:text="2 - 3 triệu"
+                                    android:textSize="12sp"
+                                    app:chipCornerRadius="10dp" />
+
+                                <com.google.android.material.chip.Chip
+                                    android:id="@+id/chipPrice3to4"
+                                    style="@style/Widget.MaterialComponents.Chip.Choice"
+                                    android:layout_width="wrap_content"
+                                    android:layout_height="wrap_content"
+                                    android:text="3 - 4 triệu"
+                                    android:textSize="12sp"
+                                    app:chipCornerRadius="10dp" />
+
+                                <com.google.android.material.chip.Chip
+                                    android:id="@+id/chipPrice4to5"
+                                    style="@style/Widget.MaterialComponents.Chip.Choice"
+                                    android:layout_width="wrap_content"
+                                    android:layout_height="wrap_content"
+                                    android:text="4 - 5 triệu"
+                                    android:textSize="12sp"
+                                    app:chipCornerRadius="10dp" />
+
+                                <com.google.android.material.chip.Chip
+                                    android:id="@+id/chipPrice5to6"
+                                    style="@style/Widget.MaterialComponents.Chip.Choice"
+                                    android:layout_width="wrap_content"
+                                    android:layout_height="wrap_content"
+                                    android:text="5 - 6 triệu"
+                                    android:textSize="12sp"
+                                    app:chipCornerRadius="10dp" />
+
+                                <com.google.android.material.chip.Chip
+                                    android:id="@+id/chipPrice6to8"
+                                    style="@style/Widget.MaterialComponents.Chip.Choice"
+                                    android:layout_width="wrap_content"
+                                    android:layout_height="wrap_content"
+                                    android:text="6 - 8 triệu"
+                                    android:textSize="12sp"
+                                    app:chipCornerRadius="10dp" />
+                            </com.google.android.material.chip.ChipGroup>
+
+                        </LinearLayout>
+                    </com.google.android.material.card.MaterialCardView>
+
+                    
+                    <com.google.android.material.card.MaterialCardView
+                        android:layout_width="match_parent"
                         android:layout_height="wrap_content"
-                        android:checkable="true"
-                        android:text="3 - 4 triệu" />
-
-                    <com.google.android.material.chip.Chip
-                        android:id="@+id/chipPrice4to5"
-                        style="@style/Widget.Material3.Chip.Filter"
-                        android:layout_width="wrap_content"
-                        android:layout_height="wrap_content"
-                        android:checkable="true"
-                        android:text="4 - 5 triệu" />
-
-                    <com.google.android.material.chip.Chip
-                        android:id="@+id/chipPrice5to6"
-                        style="@style/Widget.Material3.Chip.Filter"
-                        android:layout_width="wrap_content"
-                        android:layout_height="wrap_content"
-                        android:checkable="true"
-                        android:text="5 - 6 triệu" />
-
-                    <com.google.android.material.chip.Chip
-                        android:id="@+id/chipPrice6to8"
-                        style="@style/Widget.Material3.Chip.Filter"
-                        android:layout_width="wrap_content"
-                        android:layout_height="wrap_content"
-                        android:checkable="true"
-                        android:text="6 - 8 triệu" />
-                </com.google.android.material.chip.ChipGroup>
-
-                
-                <LinearLayout
-                    android:layout_width="match_parent"
-                    android:layout_height="wrap_content"
-                    android:layout_marginTop="18dp"
-                    android:orientation="horizontal">
-
-                    <TextView
-                        android:layout_width="wrap_content"
-                        android:layout_height="wrap_content"
-                        android:text="Tiện ích khác "
-                        android:textColor="#0F172A"
-                        android:textSize="15sp"
-                        android:textStyle="bold" />
-
-                    <TextView
-                        android:layout_width="wrap_content"
-                        android:layout_height="wrap_content"
-                        android:text="(chạm để lọc)"
-                        android:textColor="#DC2626"
-                        android:textSize="13sp" />
+                        android:layout_marginTop="14dp"
+                        app:cardBackgroundColor="#FFFFFF"
+                        app:cardCornerRadius="16dp"
+                        app:cardElevation="1dp"
+                        app:strokeColor="#E2E8F0"
+                        app:strokeWidth="1dp">
+
+                        <LinearLayout
+                            android:layout_width="match_parent"
+                            android:layout_height="wrap_content"
+                            android:orientation="vertical"
+                            android:padding="16dp">
+
+                            <LinearLayout
+                                android:layout_width="match_parent"
+                                android:layout_height="wrap_content"
+                                android:gravity="center_vertical"
+                                android:orientation="horizontal">
+
+                                <TextView
+                                    android:layout_width="0dp"
+                                    android:layout_height="wrap_content"
+                                    android:layout_weight="1"
+                                    android:text="✨ Tiện Ích Phòng Trọ"
+                                    android:textColor="#0F172A"
+                                    android:textSize="14.5sp"
+                                    android:textStyle="bold" />
+
+                                <TextView
+                                    android:layout_width="wrap_content"
+                                    android:layout_height="wrap_content"
+                                    android:text="Chọn nhiều"
+                                    android:textColor="#2563EB"
+                                    android:textSize="11.5sp"
+                                    android:textStyle="bold" />
+                            </LinearLayout>
+
+                            <com.google.android.material.chip.ChipGroup
+                                android:id="@+id/chipGroupAmenities"
+                                android:layout_width="match_parent"
+                                android:layout_height="wrap_content"
+                                android:layout_marginTop="10dp"
+                                app:singleSelection="false">
+
+                                <com.google.android.material.chip.Chip
+                                    android:id="@+id/chipAc"
+                                    style="@style/Widget.MaterialComponents.Chip.Filter"
+                                    android:layout_width="wrap_content"
+                                    android:layout_height="wrap_content"
+                                    android:checkable="true"
+                                    android:text="Có điều hòa"
+                                    android:textSize="12sp"
+                                    app:chipCornerRadius="10dp" />
+
+                                <com.google.android.material.chip.Chip
+                                    android:id="@+id/chipHotWater"
+                                    style="@style/Widget.MaterialComponents.Chip.Filter"
+                                    android:layout_width="wrap_content"
+                                    android:layout_height="wrap_content"
+                                    android:checkable="true"
+                                    android:text="Nóng lạnh"
+                                    android:textSize="12sp"
+                                    app:chipCornerRadius="10dp" />
+
+                                <com.google.android.material.chip.Chip
+                                    android:id="@+id/chipWashing"
+                                    style="@style/Widget.MaterialComponents.Chip.Filter"
+                                    android:layout_width="wrap_content"
+                                    android:layout_height="wrap_content"
+                                    android:checkable="true"
+                                    android:text="Máy giặt"
+                                    android:textSize="12sp"
+                                    app:chipCornerRadius="10dp" />
+
+                                <com.google.android.material.chip.Chip
+                                    android:id="@+id/chipMezzanine"
+                                    style="@style/Widget.MaterialComponents.Chip.Filter"
+                                    android:layout_width="wrap_content"
+                                    android:layout_height="wrap_content"
+                                    android:checkable="true"
+                                    android:text="Có gác xép"
+                                    android:textSize="12sp"
+                                    app:chipCornerRadius="10dp" />
+
+                                <com.google.android.material.chip.Chip
+                                    android:id="@+id/chipBalcony"
+                                    style="@style/Widget.MaterialComponents.Chip.Filter"
+                                    android:layout_width="wrap_content"
+                                    android:layout_height="wrap_content"
+                                    android:checkable="true"
+                                    android:text="Có ban công"
+                                    android:textSize="12sp"
+                                    app:chipCornerRadius="10dp" />
+
+                                <com.google.android.material.chip.Chip
+                                    android:id="@+id/chipFridge"
+                                    style="@style/Widget.MaterialComponents.Chip.Filter"
+                                    android:layout_width="wrap_content"
+                                    android:layout_height="wrap_content"
+                                    android:checkable="true"
+                                    android:text="Tủ lạnh"
+                                    android:textSize="12sp"
+                                    app:chipCornerRadius="10dp" />
+
+                                <com.google.android.material.chip.Chip
+                                    android:id="@+id/chipElevator"
+                                    style="@style/Widget.MaterialComponents.Chip.Filter"
+                                    android:layout_width="wrap_content"
+                                    android:layout_height="wrap_content"
+                                    android:checkable="true"
+                                    android:text="Thang máy"
+                                    android:textSize="12sp"
+                                    app:chipCornerRadius="10dp" />
+
+                                <com.google.android.material.chip.Chip
+                                    android:id="@+id/chipFreeHours"
+                                    style="@style/Widget.MaterialComponents.Chip.Filter"
+                                    android:layout_width="wrap_content"
+                                    android:layout_height="wrap_content"
+                                    android:checkable="true"
+                                    android:text="Giờ tự do"
+                                    android:textSize="12sp"
+                                    app:chipCornerRadius="10dp" />
+
+                                <com.google.android.material.chip.Chip
+                                    android:id="@+id/chipNoOwner"
+                                    style="@style/Widget.MaterialComponents.Chip.Filter"
+                                    android:layout_width="wrap_content"
+                                    android:layout_height="wrap_content"
+                                    android:checkable="true"
+                                    android:text="Không chung chủ"
+                                    android:textSize="12sp"
+                                    app:chipCornerRadius="10dp" />
+
+                                <com.google.android.material.chip.Chip
+                                    android:id="@+id/chipSecurity"
+                                    style="@style/Widget.MaterialComponents.Chip.Filter"
+                                    android:layout_width="wrap_content"
+                                    android:layout_height="wrap_content"
+                                    android:checkable="true"
+                                    android:text="Bảo vệ 24/7"
+                                    android:textSize="12sp"
+                                    app:chipCornerRadius="10dp" />
+
+                                <com.google.android.material.chip.Chip
+                                    android:id="@+id/chipParking"
+                                    style="@style/Widget.MaterialComponents.Chip.Filter"
+                                    android:layout_width="wrap_content"
+                                    android:layout_height="wrap_content"
+                                    android:checkable="true"
+                                    android:text="Chỗ để xe"
+                                    android:textSize="12sp"
+                                    app:chipCornerRadius="10dp" />
+
+                                <com.google.android.material.chip.Chip
+                                    android:id="@+id/chipEvCharging"
+                                    style="@style/Widget.MaterialComponents.Chip.Filter"
+                                    android:layout_width="wrap_content"
+                                    android:layout_height="wrap_content"
+                                    android:checkable="true"
+                                    android:text="Nhận xe điện"
+                                    android:textSize="12sp"
+                                    app:chipCornerRadius="10dp" />
+
+                                <com.google.android.material.chip.Chip
+                                    android:id="@+id/chipPet"
+                                    style="@style/Widget.MaterialComponents.Chip.Filter"
+                                    android:layout_width="wrap_content"
+                                    android:layout_height="wrap_content"
+                                    android:checkable="true"
+                                    android:text="Nuôi thú cưng"
+                                    android:textSize="12sp"
+                                    app:chipCornerRadius="10dp" />
+                            </com.google.android.material.chip.ChipGroup>
+
+                        </LinearLayout>
+                    </com.google.android.material.card.MaterialCardView>
+
                 </LinearLayout>
-
-                <com.google.android.material.chip.ChipGroup
-                    android:id="@+id/chipGroupAmenities"
-                    android:layout_width="match_parent"
-                    android:layout_height="wrap_content"
-                    android:layout_marginTop="8dp"
-                    app:singleSelection="false">
-
-                    
-                    <com.google.android.material.chip.Chip
-                        android:id="@+id/chipAc"
-                        style="@style/Widget.Material3.Chip.Filter"
-                        android:layout_width="wrap_content"
-                        android:layout_height="wrap_content"
-                        android:checkable="true"
-                        android:text="Có điều hòa" />
-
-                    <com.google.android.material.chip.Chip
-                        android:id="@+id/chipHotWater"
-                        style="@style/Widget.Material3.Chip.Filter"
-                        android:layout_width="wrap_content"
-                        android:layout_height="wrap_content"
-                        android:checkable="true"
-                        android:text="Nóng lạnh" />
-
-                    <com.google.android.material.chip.Chip
-                        android:id="@+id/chipWashing"
-                        style="@style/Widget.Material3.Chip.Filter"
-                        android:layout_width="wrap_content"
-                        android:layout_height="wrap_content"
-                        android:checkable="true"
-                        android:text="Máy giặt" />
-
-                    <com.google.android.material.chip.Chip
-                        android:id="@+id/chipMezzanine"
-                        style="@style/Widget.Material3.Chip.Filter"
-                        android:layout_width="wrap_content"
-                        android:layout_height="wrap_content"
-                        android:checkable="true"
-                        android:text="Có gác xép" />
-
-                    <com.google.android.material.chip.Chip
-                        android:id="@+id/chipBalcony"
-                        style="@style/Widget.Material3.Chip.Filter"
-                        android:layout_width="wrap_content"
-                        android:layout_height="wrap_content"
-                        android:checkable="true"
-                        android:text="Có ban công" />
-
-                    <com.google.android.material.chip.Chip
-                        android:id="@+id/chipFridge"
-                        style="@style/Widget.Material3.Chip.Filter"
-                        android:layout_width="wrap_content"
-                        android:layout_height="wrap_content"
-                        android:checkable="true"
-                        android:text="Tủ lạnh" />
-
-                    <com.google.android.material.chip.Chip
-                        android:id="@+id/chipElevator"
-                        style="@style/Widget.Material3.Chip.Filter"
-                        android:layout_width="wrap_content"
-                        android:layout_height="wrap_content"
-                        android:checkable="true"
-                        android:text="Thang máy" />
-
-                    
-                    <com.google.android.material.chip.Chip
-                        android:id="@+id/chipFreeHours"
-                        style="@style/Widget.Material3.Chip.Filter"
-                        android:layout_width="wrap_content"
-                        android:layout_height="wrap_content"
-                        android:checkable="true"
-                        android:text="Giờ tự do" />
-
-                    <com.google.android.material.chip.Chip
-                        android:id="@+id/chipNoOwner"
-                        style="@style/Widget.Material3.Chip.Filter"
-                        android:layout_width="wrap_content"
-                        android:layout_height="wrap_content"
-                        android:checkable="true"
-                        android:text="Không chung chủ" />
-
-                    <com.google.android.material.chip.Chip
-                        android:id="@+id/chipSecurity"
-                        style="@style/Widget.Material3.Chip.Filter"
-                        android:layout_width="wrap_content"
-                        android:layout_height="wrap_content"
-                        android:checkable="true"
-                        android:text="Bảo vệ 24/7" />
-
-                    <com.google.android.material.chip.Chip
-                        android:id="@+id/chipParking"
-                        style="@style/Widget.Material3.Chip.Filter"
-                        android:layout_width="wrap_content"
-                        android:layout_height="wrap_content"
-                        android:checkable="true"
-                        android:text="Chỗ để xe" />
-
-                    <com.google.android.material.chip.Chip
-                        android:id="@+id/chipEvCharging"
-                        style="@style/Widget.Material3.Chip.Filter"
-                        android:layout_width="wrap_content"
-                        android:layout_height="wrap_content"
-                        android:checkable="true"
-                        android:text="Nhận xe điện" />
-
-                    <com.google.android.material.chip.Chip
-                        android:id="@+id/chipPet"
-                        style="@style/Widget.Material3.Chip.Filter"
-                        android:layout_width="wrap_content"
-                        android:layout_height="wrap_content"
-                        android:checkable="true"
-                        android:text="Nuôi thú cưng" />
-                </com.google.android.material.chip.ChipGroup>
-
-                
+            </androidx.core.widget.NestedScrollView>
+
+            
+            <LinearLayout
+                android:layout_width="match_parent"
+                android:layout_height="wrap_content"
+                android:layout_gravity="bottom"
+                android:background="#FFFFFF"
+                android:elevation="12dp"
+                android:paddingHorizontal="16dp"
+                android:paddingTop="10dp"
+                android:paddingBottom="14dp">
+
                 <com.google.android.material.button.MaterialButton
                     android:id="@+id/btnApply"
                     android:layout_width="match_parent"
-                    android:layout_height="48dp"
-                    android:layout_marginTop="20dp"
-                    android:backgroundTint="#0284C7"
-                    android:text="Áp dụng tìm kiếm"
+                    android:layout_height="50dp"
+                    android:backgroundTint="#2563EB"
+                    android:text="🔍 Tìm Kiếm Phòng Ngay"
                     android:textColor="#FFFFFF"
-                    android:textSize="15sp"
+                    android:textSize="14.5sp"
                     android:textStyle="bold"
-                    app:cornerRadius="24dp" />
-
+                    app:cornerRadius="14dp"
+                    app:elevation="4dp" />
             </LinearLayout>
-        </androidx.core.widget.NestedScrollView>
+
+        </FrameLayout>
+
     </LinearLayout>
+
 </androidx.coordinatorlayout.widget.CoordinatorLayout>
<!-- resource entries referenced after the edit -->
@@ -1,5 +1,12 @@
 <!-- resources referenced by this layout -->
 <resources>
+  <!-- drawable bg_search_bar (drawable) -->
+  <?xml version="1.0" encoding="utf-8"?>
+  <shape xmlns:android="http://schemas.android.com/apk/res/android">
+      <solid android:color="#FFFFFF" />
+      <corners android:radius="14dp" />
+      <stroke android:width="1dp" android:color="#CBD5E1" />
+  </shape>
   <!-- drawable ic_back_custom (drawable) -->
   <vector xmlns:android="http://schemas.android.com/apk/res/android"
       android:width="24dp"
